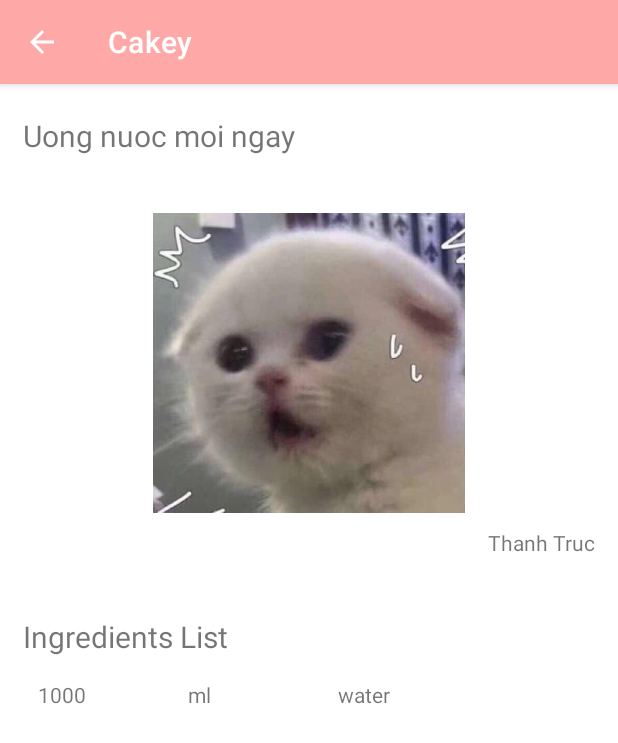
After one commit to phineasla-hcmus/2.3-SE-Cakey, an Android app: the ReadBlogActivity screen opened directly, with no data from a screen before it, on a phone screen of 412 x 824 dp. The commit adds this screen. Shown: the top 743 px of the screen. Run offline under Robolectric (Android 15) with nearby library versions, the phone set to English and light mode, and no system bars; our stand-ins replace data binding.

Commit message:
ReadBlog activity

```diff
--- a/android/app/src/main/AndroidManifest.xml
+++ b/android/app/src/main/AndroidManifest.xml
@@ -12,7 +12,7 @@
         android:theme="@style/Theme.Cakey">
         <activity
             android:name=".SplashActivity"
-            android:screenOrientation="portrait"
+            android:screenOrientation="behind"
             android:theme="@style/Splash_Screen" />
         <activity
             android:name=".ui.login.LoginActivity"
@@ -35,6 +35,8 @@
                 <category android:name="android.intent.category.LAUNCHER" />
             </intent-filter>
         </activity>
+        <activity android:name=".blog.ReadBlogActivity"
+            android:parentActivityName=".mainscreen.MainActivity"/>
         <activity
             android:name=".WriteBlogActivity"
             android:parentActivityName=".mainscreen.MainActivity" />
--- /dev/null
+++ b/android/app/src/main/java/com/popcorn/cakey/blog/ReadBlogActivity.kt
@@ -0,0 +1,41 @@
+package com.popcorn.cakey.blog
+
+import androidx.appcompat.app.AppCompatActivity
+import android.os.Bundle
+import android.widget.TextView
+import androidx.databinding.DataBindingUtil
+import com.popcorn.cakey.R
+import com.popcorn.cakey.databinding.ActivityReadBlogBinding
+import com.popcorn.cakey.databinding.ViewIngredientBinding
+
+class ReadBlogActivity : AppCompatActivity() {
+    override fun onCreate(savedInstanceState: Bundle?) {
+        super.onCreate(savedInstanceState)
+
+        val binding:ActivityReadBlogBinding = DataBindingUtil.setContentView(this, R.layout.activity_read_blog)
+
+        binding.insertTitle = "Uong nuoc moi ngay"
+        binding.insertAuthor = "Thanh Truc"
+        binding.insertServings = "4"
+
+        val numberIngredient = 1
+        for (item in 1..numberIngredient)
+        {
+            val ingredient = layoutInflater.inflate(R.layout.view_ingredient, null)
+            binding.detailIngredient.addView(ingredient)
+
+            val insertQuantity = ingredient.findViewById<TextView>(R.id.insertQuantity)
+            val insertUnit = ingredient.findViewById<TextView>(R.id.insertUnit)
+            val insertName = ingredient.findViewById<TextView>(R.id.insertName)
+
+            insertQuantity.text = "1000"
+            insertUnit.text = "ml"
+            insertName.text = "water"
+
+
+        }
+
+
+
+    }
+}
--- /dev/null
+++ b/android/app/src/main/res/layout/activity_read_blog.xml
@@ -0,0 +1,109 @@
+<?xml version="1.0" encoding="utf-8"?>
+<layout xmlns:android="http://schemas.android.com/apk/res/android"
+    xmlns:app="http://schemas.android.com/apk/res-auto"
+    xmlns:tools="http://schemas.android.com/tools">
+
+    <data>
+
+        <variable
+            name="insertTitle"
+            type="String" />
+        <variable
+            name="insertAuthor"
+            type="String" />
+        <variable
+            name="insertServings"
+            type="String" />
+
+    </data>
+
+    <ScrollView
+        android:layout_width="match_parent"
+        android:layout_height="match_parent"
+        tools:context=".blog.ReadBlogActivity">
+
+        <androidx.constraintlayout.widget.ConstraintLayout
+            android:layout_width="match_parent"
+            android:layout_height="wrap_content"
+            android:layout_margin="15dp">
+
+            <TextView
+                android:id="@+id/blogTitle"
+                android:layout_width="match_parent"
+                android:layout_height="30dp"
+                android:layout_marginTop="5dp"
+                android:layout_marginBottom="5dp"
+
+                android:text="@{insertTitle}"
+                android:textSize="20sp"
+
+                app:layout_constraintTop_toTopOf="parent"
+                app:layout_constraintBottom_toTopOf="@id/blogCover"
+                app:layout_constraintStart_toStartOf="parent" />
+
+            <ImageView
+                android:id="@+id/blogCover"
+                android:layout_width="match_parent"
+                android:layout_height="200dp"
+                android:layout_marginTop="30dp"
+
+                app:layout_constraintTop_toBottomOf="@id/blogTitle"
+                app:layout_constraintBottom_toTopOf="@id/author"
+                app:layout_constraintStart_toStartOf="parent"
+
+                android:src="@drawable/avatar" />
+
+            <TextView
+                android:id="@+id/author"
+                android:layout_width="match_parent"
+                android:layout_height="wrap_content"
+                android:layout_marginTop="10dp"
+
+                app:layout_constraintTop_toBottomOf="@id/blogCover"
+                app:layout_constraintBottom_toTopOf="@id/servings"
+                app:layout_constraintStart_toStartOf="parent"
+
+                android:textAlignment="textEnd"
+
+                android:text="@{insertAuthor}"/>
+
+            <TextView
+                android:id="@+id/servings"
+
+                android:layout_width="match_parent"
+                android:layout_height="wrap_content"
+                android:layout_marginTop="10dp"
+
+                app:layout_constraintTop_toBottomOf="@id/author"
+                app:layout_constraintBottom_toTopOf="@id/ingredientList"
+                app:layout_constraintStart_toStartOf="parent"/>
+
+            <TextView
+                android:id="@+id/ingredientList"
+                android:layout_width="match_parent"
+                android:layout_height="wrap_content"
+                android:layout_marginTop="10dp"
+
+                app:layout_constraintTop_toBottomOf="@id/servings"
+                app:layout_constraintStart_toStartOf="parent"
+
+                android:text="@string/ingredient_lists"
+                android:textSize="20sp" />
+
+            <LinearLayout
+                android:id="@+id/detailIngredient"
+                android:layout_width="match_parent"
+                android:layout_height="wrap_content"
+                android:layout_marginTop="10dp"
+
+                app:layout_constraintTop_toBottomOf="@id/ingredientList"
+                app:layout_constraintStart_toStartOf="parent"
+
+                android:orientation="vertical"/>
+
+        </androidx.constraintlayout.widget.ConstraintLayout>
+
+    </ScrollView>
+
+
+</layout>
--- a/android/app/src/main/res/layout/add_ingredient.xml
+++ b/android/app/src/main/res/layout/add_ingredient.xml
@@ -37,7 +37,6 @@
     <com.google.android.material.textfield.TextInputLayout
         android:layout_width="90dp"
         android:layout_height="wrap_content"
-        android:layout_below="@id/ingredientList"
         android:layout_marginStart="10dp"
 
         app:hintAnimationEnabled="false"
@@ -61,7 +60,6 @@
     <com.google.android.material.textfield.TextInputLayout
         android:layout_width="108dp"
         android:layout_height="wrap_content"
-        android:layout_below="@id/ingredientList"
         android:layout_marginStart="10dp"
 
         app:hintAnimationEnabled="false"
--- /dev/null
+++ b/android/app/src/main/res/layout/view_ingredient.xml
@@ -0,0 +1,28 @@
+<?xml version="1.0" encoding="utf-8"?>
+<LinearLayout xmlns:android="http://schemas.android.com/apk/res/android"
+    android:layout_width="match_parent"
+    android:layout_height="wrap_content"
+    android:orientation="horizontal"
+    android:paddingTop="5dp"
+    android:paddingBottom="5dp">
+
+    <TextView
+        android:id="@+id/insertQuantity"
+
+        android:layout_width="100dp"
+        android:layout_height="wrap_content"
+
+        android:layout_marginLeft="10dp"/>
+
+    <TextView
+        android:id="@+id/insertUnit"
+        android:layout_width="100dp"
+        android:layout_height="wrap_content" />
+
+    <TextView
+        android:id="@+id/insertName"
+        android:layout_width="wrap_content"
+        android:layout_height="wrap_content" />
+
+
+</LinearLayout>
--- /dev/null
+++ b/android/app/src/main/res/layout/view_step.xml
@@ -0,0 +1,6 @@
+<?xml version="1.0" encoding="utf-8"?>
+<androidx.constraintlayout.widget.ConstraintLayout xmlns:android="http://schemas.android.com/apk/res/android"
+    android:layout_width="match_parent"
+    android:layout_height="match_parent">
+
+</androidx.constraintlayout.widget.ConstraintLayout>
--- a/android/app/src/main/res/values/themes.xml
+++ b/android/app/src/main/res/values/themes.xml
@@ -3,7 +3,7 @@
     <style name="Theme.Cakey" parent="Theme.MaterialComponents.DayNight.DarkActionBar">
         <!-- Primary brand color. -->
         <item name="colorPrimary">@color/pink</item>
-        <item name="colorPrimaryVariant">@color/pink_variant</item>
+        <item name="colorPrimaryVariant">@color/pink</item>
         <item name="colorOnPrimary">@color/black</item>
         <!-- Secondary brand color. -->
         <item name="colorSecondary">@color/purple</item>
```
